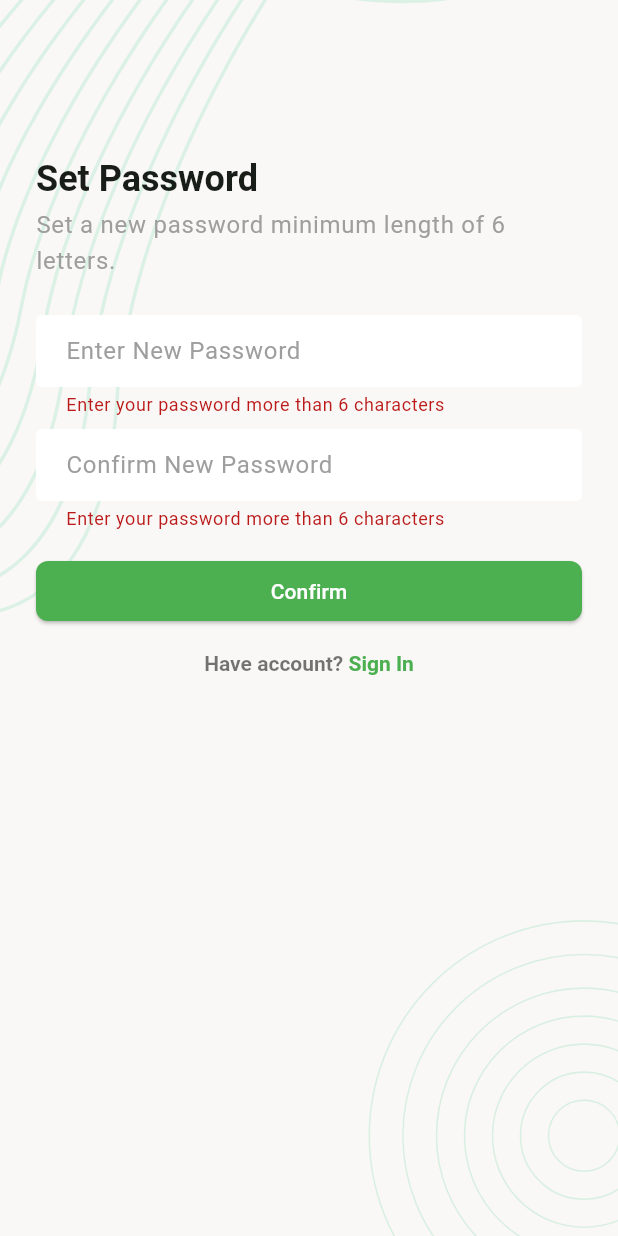
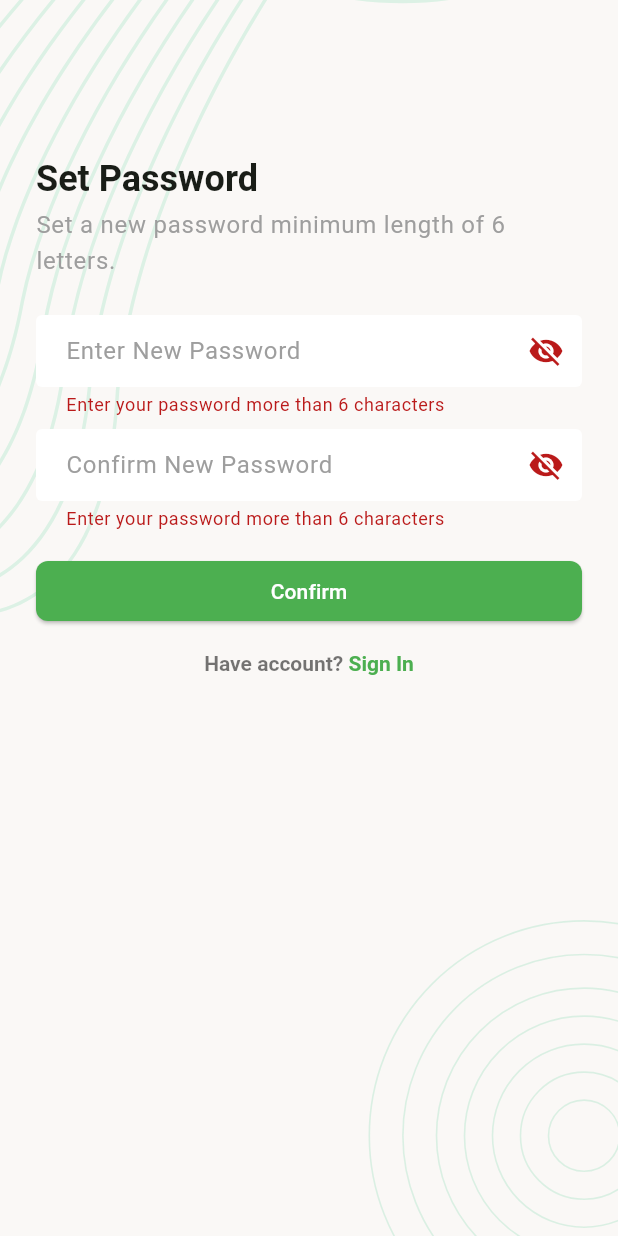
Before and after one commit to santorasu/task_manager, a Flutter app: the ResetPasswordScreen screen opened directly with empty values, after a tap on "Confirm", on a phone screen of 412 x 824 dp. Run offline on Flutter 3.47's test engine with Material 3 defaults, Android fonts, the phone set to English and light mode, and no system bars; our stand-ins replace email_validator, flutter_svg, image_picker, logger, pin_code_fields, shared_preferences; missing offline and left inert: date_formatter; accounts and stored records are empty.

Commit message:
ObscureText on password feild

```diff
--- a/lib/data/utils/urls.dart
+++ b/lib/data/utils/urls.dart
@@ -3,6 +3,7 @@ class Urls{
   static const String registerUrl = '$_baseUrl/Registration';
   static const String loginUrl = '$_baseUrl/Login';
   static const String updateProfileUrl = '$_baseUrl/ProfileUpdate';
+  static final profileDetailsUrl = '$_baseUrl/ProfileDetails';
   static const String createTaskUrl = '$_baseUrl/createTask';
   static const String taskStatusCountUrl = '$_baseUrl/taskStatusCount';
   static const String newTaskListUrl = '$_baseUrl/listTaskByStatus/New';
--- a/lib/ui/screens/reset_password_screen.dart
+++ b/lib/ui/screens/reset_password_screen.dart
@@ -16,15 +16,16 @@ class ResetPasswordScreen extends StatefulWidget {
 }
 
 class _ResetPasswordScreenState extends State<ResetPasswordScreen> {
-  final TextEditingController _newPasswordTEController = TextEditingController();
-  final TextEditingController _confirmNewPasswordTEController = TextEditingController();
+  final TextEditingController _newPasswordTEController =
+      TextEditingController();
+  final TextEditingController _confirmNewPasswordTEController =
+      TextEditingController();
   final GlobalKey<FormState> _formKey = GlobalKey<FormState>();
 
-  bool _isPasswordVisible = false;
+  bool _passwordVisible = false;
   bool _isConfirmPasswordVisible = false;
   bool _resetInProgress = false;
 
-  // Declare variables to store the email and OTP
   late String email;
   late String otp;
 
@@ -32,8 +33,8 @@ class _ResetPasswordScreenState extends State<ResetPasswordScreen> {
   void didChangeDependencies() {
     super.didChangeDependencies();
 
-    // Retrieve arguments passed to this screen
-    final arguments = ModalRoute.of(context)!.settings.arguments as Map<String, dynamic>;
+    final arguments =
+        ModalRoute.of(context)!.settings.arguments as Map<String, dynamic>;
     email = arguments['email'];
     otp = arguments['OTP'];
   }
@@ -57,14 +58,31 @@ class _ResetPasswordScreenState extends State<ResetPasswordScreen> {
                 SizedBox(height: 4),
                 Text(
                   "Set a new password minimum length of 6 letters.",
-                  style: Theme.of(context).textTheme.bodyLarge?.copyWith(color: Colors.grey),
+                  style: Theme.of(
+                    context,
+                  ).textTheme.bodyLarge?.copyWith(color: Colors.grey),
                 ),
                 SizedBox(height: 24),
                 TextFormField(
                   controller: _newPasswordTEController,
                   textInputAction: TextInputAction.next,
+                  obscureText: !_passwordVisible, // Controls visibility
                   decoration: InputDecoration(
                     hintText: "Enter New Password",
+                    suffixIcon: IconButton(
+                      icon: Icon(
+                        // Set the icon based on password visibility
+                        _passwordVisible
+                            ? Icons.visibility
+                            : Icons.visibility_off,
+                      ),
+                      onPressed: () {
+                        setState(() {
+                          _passwordVisible =
+                              !_passwordVisible;
+                        });
+                      },
+                    ),
                   ),
                   validator: (String? value) {
                     if ((value?.isEmpty ?? true) || (value!.length < 6)) {
@@ -73,19 +91,35 @@ class _ResetPasswordScreenState extends State<ResetPasswordScreen> {
                     return null;
                   },
                 ),
+
                 SizedBox(height: 8),
                 TextFormField(
                   controller: _confirmNewPasswordTEController,
+                  obscureText: !_isConfirmPasswordVisible,
                   decoration: InputDecoration(
                     hintText: "Confirm New Password",
+                    suffixIcon: IconButton(
+                      icon: Icon(
+                        _isConfirmPasswordVisible ? Icons.visibility : Icons.visibility_off,
+                      ),
+                      onPressed: () {
+                        setState(() {
+                          _isConfirmPasswordVisible = !_isConfirmPasswordVisible;
+                        });
+                      },
+                    ),
                   ),
                   validator: (String? value) {
                     if ((value?.isEmpty ?? true) || (value!.length < 6)) {
                       return 'Enter your password more than 6 characters';
                     }
+                    if (value != _newPasswordTEController.text) {
+                      return 'Passwords do not match';
+                    }
                     return null;
                   },
                 ),
+
                 SizedBox(height: 16),
                 ElevatedButton(
                   onPressed: _onTapSubmitButton,
@@ -112,8 +146,9 @@ class _ResetPasswordScreenState extends State<ResetPasswordScreen> {
                             color: Colors.green,
                             fontWeight: FontWeight.bold,
                           ),
-                          recognizer: TapGestureRecognizer()
-                            ..onTap = _onTapSignInButton,
+                          recognizer:
+                              TapGestureRecognizer()
+                                ..onTap = _onTapSignInButton,
                         ),
                       ],
                     ),
@@ -127,14 +162,12 @@ class _ResetPasswordScreenState extends State<ResetPasswordScreen> {
     );
   }
 
-  // Submit Button Handler
   void _onTapSubmitButton() {
     if (_formKey.currentState!.validate()) {
       resetPassword();
     }
   }
 
-  // Reset password API call
   Future<void> resetPassword() async {
     setState(() {
       _resetInProgress = true;
@@ -142,10 +175,9 @@ class _ResetPasswordScreenState extends State<ResetPasswordScreen> {
 
     String newPassword = _newPasswordTEController.text;
 
-    // Create the request body with email, OTP, and new password
     Map<String, dynamic> requestBody = {
-      "email": email,  // Use the email passed from previous screen
-      "OTP": otp,      // Use the OTP passed from previous screen
+      "email": email,
+      "OTP": otp,
       "password": newPassword,
     };
 
@@ -161,7 +193,7 @@ class _ResetPasswordScreenState extends State<ResetPasswordScreen> {
       Navigator.pushAndRemoveUntil(
         context,
         MaterialPageRoute(builder: (context) => const LoginScreen()),
-            (pre) => false,
+        (pre) => false,
       );
     } else {
       showSnackBarMessage(context, 'Failed to reset password', true);
@@ -172,12 +204,11 @@ class _ResetPasswordScreenState extends State<ResetPasswordScreen> {
     });
   }
 
-  // Navigate to Sign In screen
   void _onTapSignInButton() {
     Navigator.pushAndRemoveUntil(
       context,
       MaterialPageRoute(builder: (context) => const LoginScreen()),
-          (pre) => false,
+      (pre) => false,
     );
   }
 
```
Also changed, not shown: lib/data/models/update_profile_model.dart (added, +44 -0 lines), lib/ui/screens/login_screen.dart (+31 -5 lines), lib/ui/screens/register_screen.dart (+4 -4 lines).
